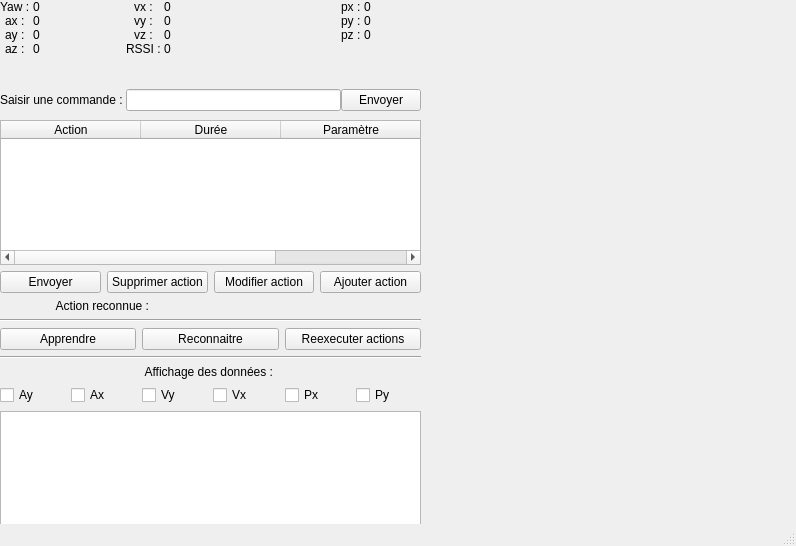
Qt form tracker/BluetoothArduino/mainwindow.ui (alchimiste3/Projet-Zumo-Intel-Curie-101) before a commit.
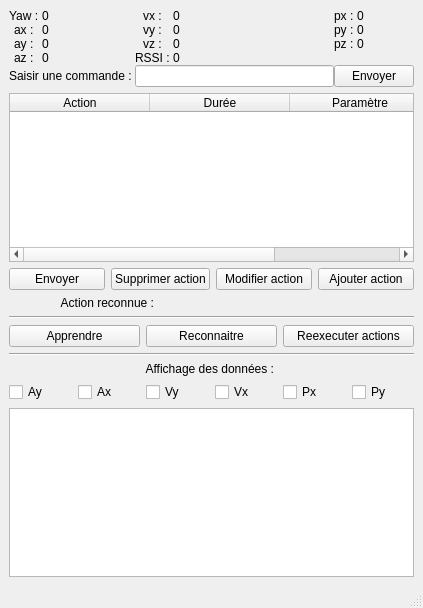
The same form after that commit. Custom widgets are drawn as their Qt base class.

Commit message: bouton réexecuter

What changed in the file:
```diff
--- a/tracker/BluetoothArduino/mainwindow.ui
+++ b/tracker/BluetoothArduino/mainwindow.ui
@@ -6,23 +6,18 @@
    <rect>
     <x>0</x>
     <y>0</y>
-    <width>796</width>
-    <height>546</height>
+    <width>423</width>
+    <height>608</height>
    </rect>
   </property>
   <property name="windowTitle">
    <string>Commander le robot à distance</string>
   </property>
   <widget class="QWidget" name="centralwidget">
-   <widget class="QWidget" name="gridLayoutWidget">
-    <property name="geometry">
-     <rect>
-      <x>0</x>
-      <y>0</y>
-      <width>421</width>
-      <height>111</height>
-     </rect>
-    </property>
+   <layout class="QHBoxLayout" name="horizontalLayout_3">
+    <item>
+     <layout class="QVBoxLayout" name="verticalLayout">
+      <item>
     <layout class="QGridLayout" name="gridLayout">
      <property name="spacing">
       <number>0</number>
@@ -233,17 +228,7 @@
       </widget>
      </item>
     </layout>
-   </widget>
-   <widget class="QWidget" name="verticalLayoutWidget">
-    <property name="geometry">
-     <rect>
-      <x>0</x>
-      <y>120</y>
-      <width>421</width>
-      <height>437</height>
-     </rect>
-    </property>
-    <layout class="QVBoxLayout" name="verticalLayout">
+      </item>
      <item>
       <widget class="QTableWidget" name="actionsTableWidget">
        <attribute name="horizontalHeaderCascadingSectionResizes">
@@ -442,7 +427,8 @@
       <widget class="QtCharts::QChartView" name="chartview"/>
      </item>
     </layout>
-   </widget>
+    </item>
+   </layout>
   </widget>
   <widget class="QMenuBar" name="menubar">
    <property name="geometry">
```
Left out of the diff: 2 changed lines with no effect on the pictures. Lines whose indentation alone changed are shown as unchanged. The commit also changes 4 other files.
